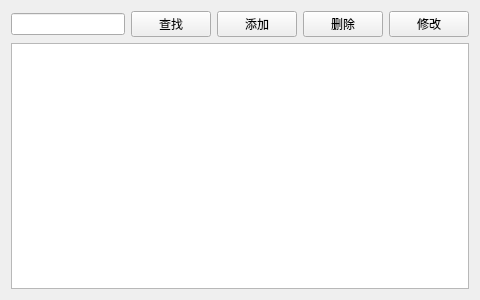
The window that Lab4/patientview.ui (WDK688/QtCourse) describes before a commit, drawn with Qt 5.
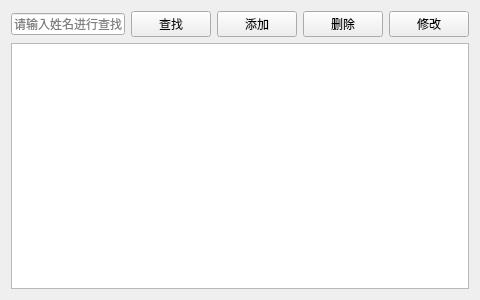
The same window after the commit. Icons and pictures are not drawn.

```diff
--- a/Lab4/patientview.ui
+++ b/Lab4/patientview.ui
@@ -17,7 +17,11 @@
    <item>
     <layout class="QHBoxLayout" name="horizontalLayout">
      <item>
-      <widget class="QLineEdit" name="tstSearch"/>
+      <widget class="QLineEdit" name="tstSearch">
+       <property name="placeholderText">
+        <string>请输入姓名进行查找</string>
+       </property>
+      </widget>
      </item>
      <item>
       <widget class="QPushButton" name="btSearch">
```
Left out of the diff: 20 changed lines with no effect on the pictures.
